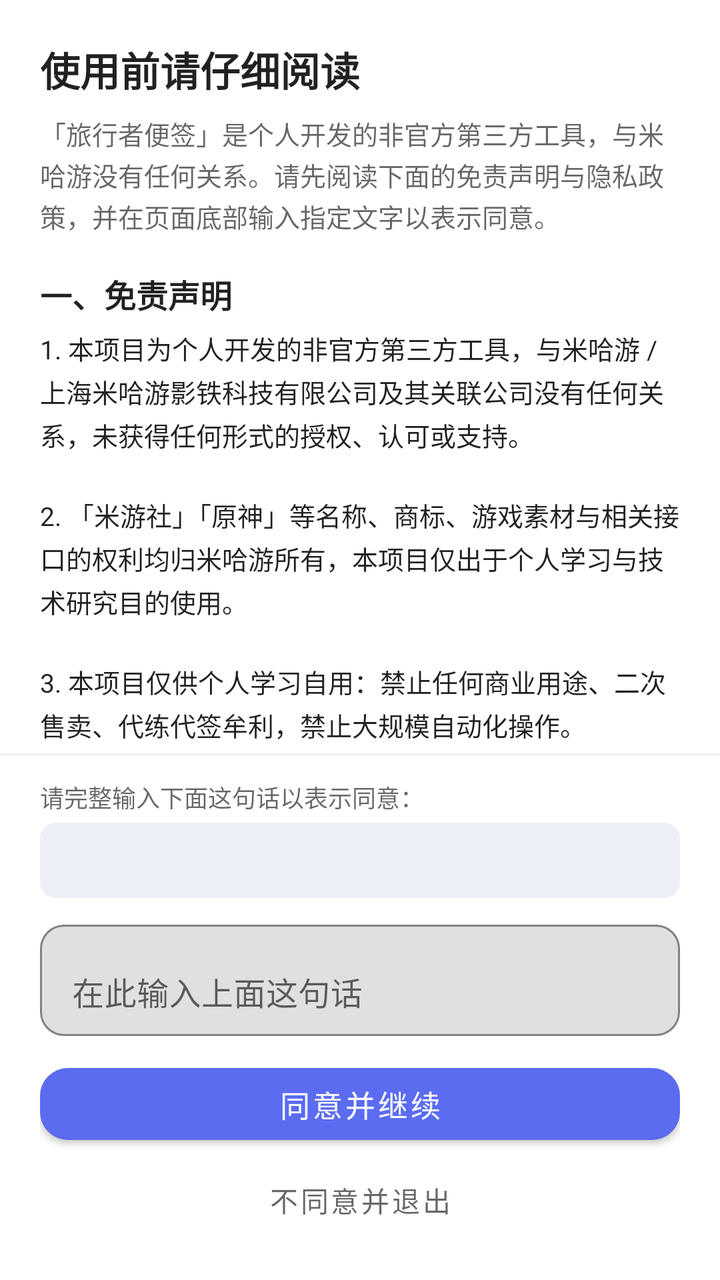
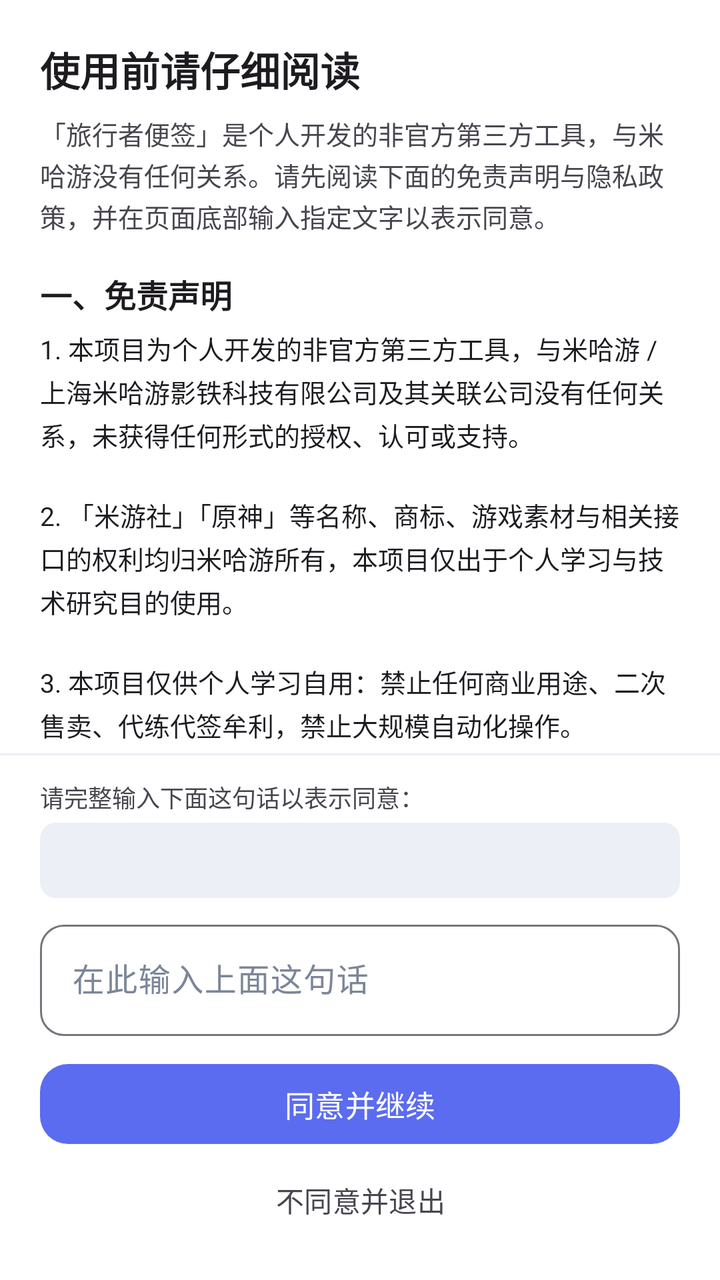

An Android layout rendered at two revisions. The XML below is the earlier revision; the diff shows what the commit changed to produce the second picture.
<!-- AndroidManifest.xml: application theme Theme.TravelerNote -->
<!-- res/layout/activity_onboarding.xml -->
<?xml version="1.0" encoding="utf-8"?>
<LinearLayout xmlns:android="http://schemas.android.com/apk/res/android"
    xmlns:app="http://schemas.android.com/apk/res-auto"
    android:id="@+id/root"
    android:layout_width="match_parent"
    android:layout_height="match_parent"
    android:background="?attr/colorSurface"
    android:orientation="vertical">

    <TextView
        android:layout_width="match_parent"
        android:layout_height="wrap_content"
        android:paddingStart="20dp"
        android:paddingEnd="20dp"
        android:paddingTop="20dp"
        android:text="@string/onboarding_title"
        android:textColor="?android:attr/textColorPrimary"
        android:textSize="20sp"
        android:textStyle="bold" />

    <androidx.core.widget.NestedScrollView
        android:layout_width="match_parent"
        android:layout_height="0dp"
        android:layout_weight="1"
        android:paddingStart="20dp"
        android:paddingEnd="20dp">

        <LinearLayout
            android:layout_width="match_parent"
            android:layout_height="wrap_content"
            android:orientation="vertical"
            android:paddingBottom="16dp">

            <TextView
                android:layout_width="match_parent"
                android:layout_height="wrap_content"
                android:layout_marginTop="8dp"
                android:lineSpacingExtra="2dp"
                android:text="@string/onboarding_intro"
                android:textColor="?android:attr/textColorSecondary"
                android:textSize="13sp" />

            <TextView
                android:layout_width="match_parent"
                android:layout_height="wrap_content"
                android:layout_marginTop="18dp"
                android:text="@string/onboarding_disclaimer_title"
                android:textColor="?android:attr/textColorPrimary"
                android:textSize="16sp"
                android:textStyle="bold" />

            <TextView
                android:layout_width="match_parent"
                android:layout_height="wrap_content"
                android:layout_marginTop="6dp"
                android:lineSpacingExtra="3dp"
                android:text="@string/onboarding_disclaimer"
                android:textColor="?android:attr/textColorPrimary"
                android:textSize="13sp" />

            <TextView
                android:layout_width="match_parent"
                android:layout_height="wrap_content"
                android:layout_marginTop="18dp"
                android:text="@string/onboarding_privacy_title"
                android:textColor="?android:attr/textColorPrimary"
                android:textSize="16sp"
                android:textStyle="bold" />

            <TextView
                android:layout_width="match_parent"
                android:layout_height="wrap_content"
                android:layout_marginTop="6dp"
                android:lineSpacingExtra="3dp"
                android:text="@string/onboarding_privacy"
                android:textColor="?android:attr/textColorPrimary"
                android:textSize="13sp" />
        </LinearLayout>
    </androidx.core.widget.NestedScrollView>

    <View
        android:layout_width="match_parent"
        android:layout_height="1dp"
        android:background="@color/divider" />

    <LinearLayout
        android:layout_width="match_parent"
        android:layout_height="wrap_content"
        android:orientation="vertical"
        android:paddingStart="20dp"
        android:paddingEnd="20dp"
        android:paddingTop="12dp"
        android:paddingBottom="16dp">

        <TextView
            android:layout_width="match_parent"
            android:layout_height="wrap_content"
            android:text="@string/onboarding_input_label"
            android:textColor="?android:attr/textColorSecondary"
            android:textSize="12sp" />

        <TextView
            android:id="@+id/onboardingPhrase"
            android:layout_width="match_parent"
            android:layout_height="wrap_content"
            android:layout_marginTop="4dp"
            android:background="@drawable/pill_bg"
            android:padding="10dp"
            android:textColor="?attr/colorPrimary"
            android:textIsSelectable="true"
            android:textSize="13sp"
            android:textStyle="bold" />

        <com.google.android.material.textfield.TextInputLayout
            android:id="@+id/onboardingInputLayout"
            android:layout_width="match_parent"
            android:layout_height="wrap_content"
            android:layout_marginTop="8dp"
            android:hint="@string/onboarding_input_hint"
            app:boxBackgroundMode="outline"
            app:boxCornerRadiusBottomEnd="12dp"
            app:boxCornerRadiusBottomStart="12dp"
            app:boxCornerRadiusTopEnd="12dp"
            app:boxCornerRadiusTopStart="12dp">

            <com.google.android.material.textfield.TextInputEditText
                android:id="@+id/onboardingInput"
                android:layout_width="match_parent"
                android:layout_height="wrap_content"
                android:inputType="text"
                android:maxLines="2" />
        </com.google.android.material.textfield.TextInputLayout>

        <com.google.android.material.button.MaterialButton
            android:id="@+id/onboardingAgree"
            android:layout_width="match_parent"
            android:layout_height="wrap_content"
            android:layout_marginTop="10dp"
            android:text="@string/onboarding_agree"
            android:textSize="15sp"
            app:cornerRadius="14dp" />

        <com.google.android.material.button.MaterialButton
            android:id="@+id/onboardingDisagree"
            style="@style/Widget.MaterialComponents.Button.TextButton"
            android:layout_width="match_parent"
            android:layout_height="wrap_content"
            android:text="@string/onboarding_disagree"
            android:textColor="?android:attr/textColorSecondary"
            android:textSize="14sp" />
    </LinearLayout>
</LinearLayout>
<!-- resources referenced by this layout -->
<resources>
  <color name="divider">#ECEFF5</color>
  <string name="onboarding_agree">同意并继续</string>
  <string name="onboarding_disagree">不同意并退出</string>
  <string name="onboarding_disclaimer">1. 本项目为个人开发的非官方第三方工具，与米哈游 / 上海米哈游影铁科技有限公司及其关联公司没有任何关系，未获得任何形式的授权、认可或支持。\n\n2. 「米游社」「原神」等名称、商标、游戏素材与相关接口的权利均归米哈游所有，本项目仅出于个人学习与技术研究目的使用。\n\n3. 本项目仅供个人学习自用：禁止任何商业用途、二次售卖、代练代签牟利，禁止大规模自动化操作。\n\n4. 自动签到、自动领取社区奖励等行为可能违反米哈游的服务条款，可能导致账号被限制、冻结或封禁。请自行评估风险，一切后果由使用者自行承担，作者不承担任何形式的责任。\n\n5. 游戏接口与网页结构随时可能变化，本工具可能失效、返回异常数据或被风控拦截；作者不保证可用性，也不提供任何担保。\n\n6. 若本项目无意中侵犯了你的权益，请通过 GitHub Issue 联系，核实后会立即删除相关内容或下架仓库。</string>
  <string name="onboarding_disclaimer_title">一、免责声明</string>
  <string name="onboarding_input_hint">在此输入上面这句话</string>
  <string name="onboarding_input_label">请完整输入下面这句话以表示同意：</string>
  <string name="onboarding_intro">「旅行者便签」是个人开发的非官方第三方工具，与米哈游没有任何关系。请先阅读下面的免责声明与隐私政策，并在页面底部输入指定文字以表示同意。</string>
  <string name="onboarding_privacy">1. 我们收集什么：本应用不收集你的账号、密码或任何个人信息；不包含统计、广告或崩溃上报 SDK。\n\n2. 数据保存在哪里：登录凭证（cookie_token / ltoken / stoken 等）与随机生成的设备标识只保存在本机应用私有目录中；已关闭系统备份（allowBackup=false），不会被云备份带走。多账号凭证同样只存本机、彼此隔离。\n\n3. 数据会发送给谁：\n· 米哈游官方接口：签到、实时便签、战绩、角色数据都必须请求官方服务器，请求会携带你的登录凭证与设备标识 —— 这是功能必需。\n· 网页工具页：底部「旅行工具」内嵌的是米游社官方网页，加载时会注入本机凭证以便免登录；网页自身的数据处理由米哈游负责。\n· 无感验证（可选、默认关闭）：若你自行开启并填写了第三方打码接口地址，遇到人机验证时会把验证码参数（gt / challenge）发送给该服务，地址与风险由你自行选择并承担。\n\n4. 你的控制权：可在「设置 → 账户」删除任一账号在本机的凭证，或在系统设置里清除应用数据，即可彻底移除全部本地数据。\n\n5. 权限说明：仅申请网络与网络状态权限（INTERNET / ACCESS_NETWORK_STATE），用于访问上述接口；不申请存储、定位、通讯录、相机等敏感权限。\n\n6. 未成年人：请在监护人指导下使用本应用。</string>
  <string name="onboarding_privacy_title">二、隐私政策</string>
  <string name="onboarding_title">使用前请仔细阅读</string>
  <style name="Theme.TravelerNote" parent="Theme.MaterialComponents.DayNight.NoActionBar">
          <item name="colorPrimary">@color/accent_blue</item>
          <item name="colorPrimaryVariant">@color/primary_dark</item>
          <item name="colorOnPrimary">@color/on_primary</item>
          <item name="colorSecondary">@color/accent_blue</item>
          <item name="colorSecondaryVariant">@color/primary_dark</item>
          <item name="colorOnSecondary">@color/on_primary</item>
          <item name="android:windowBackground">@color/background</item>
          <item name="android:statusBarColor">@android:color/transparent</item>
          <item name="android:navigationBarColor">@android:color/transparent</item>
          <item name="android:windowLightStatusBar">true</item>
          <item name="android:windowLightNavigationBar">true</item>
          <item name="android:windowLayoutInDisplayCutoutMode">shortEdges</item>
      </style>
  <color name="accent_blue">#5B6CF0</color>
  <color name="primary_dark">#4456C8</color>
  <color name="on_primary">#FFFFFF</color>
  <color name="background">#F6F7FB</color>
  <!-- unchanged entries left out for length: 1 -->
</resources>

<!-- the commit's change to res/layout/activity_onboarding.xml (unified diff, before → after) -->
@@ -142,7 +142,7 @@
 
         <com.google.android.material.button.MaterialButton
             android:id="@+id/onboardingDisagree"
-            style="@style/Widget.MaterialComponents.Button.TextButton"
+            style="@style/Widget.Material3.Button.TextButton"
             android:layout_width="match_parent"
             android:layout_height="wrap_content"
             android:text="@string/onboarding_disagree"
<!-- resource entries referenced after the edit -->
@@ -11,13 +11,24 @@
   <string name="onboarding_privacy">1. 我们收集什么：本应用不收集你的账号、密码或任何个人信息；不包含统计、广告或崩溃上报 SDK。\n\n2. 数据保存在哪里：登录凭证（cookie_token / ltoken / stoken 等）与随机生成的设备标识只保存在本机应用私有目录中；已关闭系统备份（allowBackup=false），不会被云备份带走。多账号凭证同样只存本机、彼此隔离。\n\n3. 数据会发送给谁：\n· 米哈游官方接口：签到、实时便签、战绩、角色数据都必须请求官方服务器，请求会携带你的登录凭证与设备标识 —— 这是功能必需。\n· 网页工具页：底部「旅行工具」内嵌的是米游社官方网页，加载时会注入本机凭证以便免登录；网页自身的数据处理由米哈游负责。\n· 无感验证（可选、默认关闭）：若你自行开启并填写了第三方打码接口地址，遇到人机验证时会把验证码参数（gt / challenge）发送给该服务，地址与风险由你自行选择并承担。\n\n4. 你的控制权：可在「设置 → 账户」删除任一账号在本机的凭证，或在系统设置里清除应用数据，即可彻底移除全部本地数据。\n\n5. 权限说明：仅申请网络与网络状态权限（INTERNET / ACCESS_NETWORK_STATE），用于访问上述接口；不申请存储、定位、通讯录、相机等敏感权限。\n\n6. 未成年人：请在监护人指导下使用本应用。</string>
   <string name="onboarding_privacy_title">二、隐私政策</string>
   <string name="onboarding_title">使用前请仔细阅读</string>
-  <style name="Theme.TravelerNote" parent="Theme.MaterialComponents.DayNight.NoActionBar">
+  <style name="Theme.TravelerNote" parent="Theme.Material3.DayNight.NoActionBar">
           <item name="colorPrimary">@color/accent_blue</item>
-          <item name="colorPrimaryVariant">@color/primary_dark</item>
           <item name="colorOnPrimary">@color/on_primary</item>
+          <item name="colorPrimaryContainer">@color/primary_container_blue</item>
+          <item name="colorOnPrimaryContainer">@color/on_primary_container_blue</item>
           <item name="colorSecondary">@color/accent_blue</item>
-          <item name="colorSecondaryVariant">@color/primary_dark</item>
           <item name="colorOnSecondary">@color/on_primary</item>
+          <item name="colorSecondaryContainer">@color/secondary_container</item>
+          <item name="colorOnSecondaryContainer">@color/on_secondary_container</item>
+  
+          <item name="colorSurface">@color/surface</item>
+          <item name="colorOnSurface">@color/on_surface</item>
+          <item name="colorSurfaceVariant">@color/surface_container</item>
+          <item name="colorOnSurfaceVariant">@color/on_surface_variant</item>
+          <item name="colorSurfaceContainer">@color/surface_container</item>
+          <item name="colorSurfaceContainerHigh">@color/surface_container_high</item>
+          <item name="colorOutlineVariant">@color/outline_variant</item>
+  
           <item name="android:windowBackground">@color/background</item>
           <item name="android:statusBarColor">@android:color/transparent</item>
           <item name="android:navigationBarColor">@android:color/transparent</item>
@@ -26,8 +37,17 @@
           <item name="android:windowLayoutInDisplayCutoutMode">shortEdges</item>
       </style>
   <color name="accent_blue">#5B6CF0</color>
-  <color name="primary_dark">#4456C8</color>
   <color name="on_primary">#FFFFFF</color>
+  <color name="primary_container_blue">#E2E7FF</color>
+  <color name="on_primary_container_blue">#2732A8</color>
+  <color name="secondary_container">#EBEEF6</color>
+  <color name="on_secondary_container">#2A3242</color>
+  <color name="surface">#FFFFFF</color>
+  <color name="on_surface">#1F2430</color>
+  <color name="surface_container">#F7F8FC</color>
+  <color name="on_surface_variant">#7C8698</color>
+  <color name="surface_container_high">#EFF1F8</color>
+  <color name="outline_variant">#E4E8F1</color>
   <color name="background">#F6F7FB</color>
   <!-- unchanged entries left out for length: 1 -->
 </resources>
